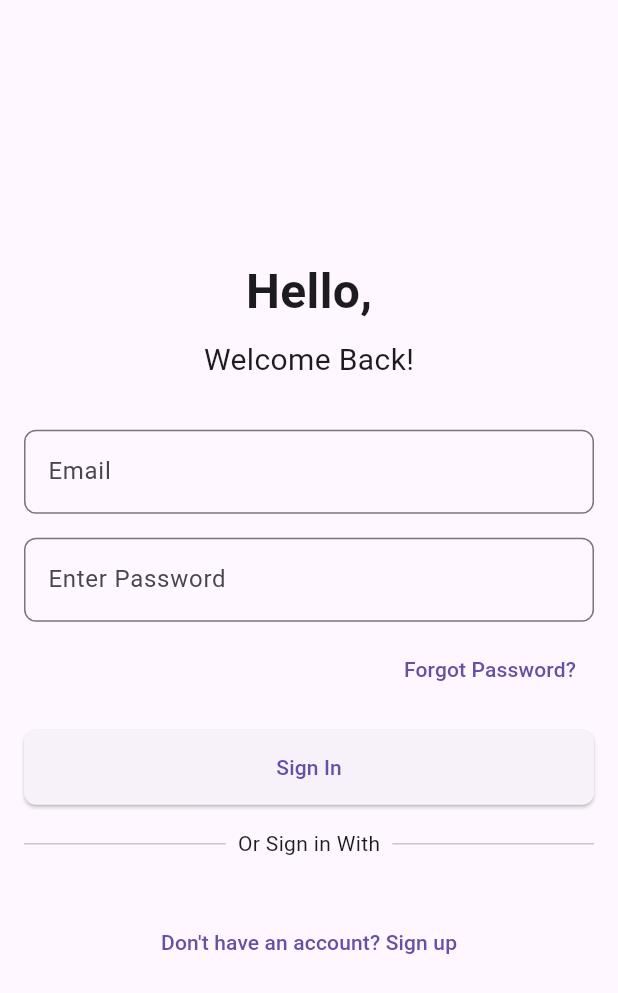
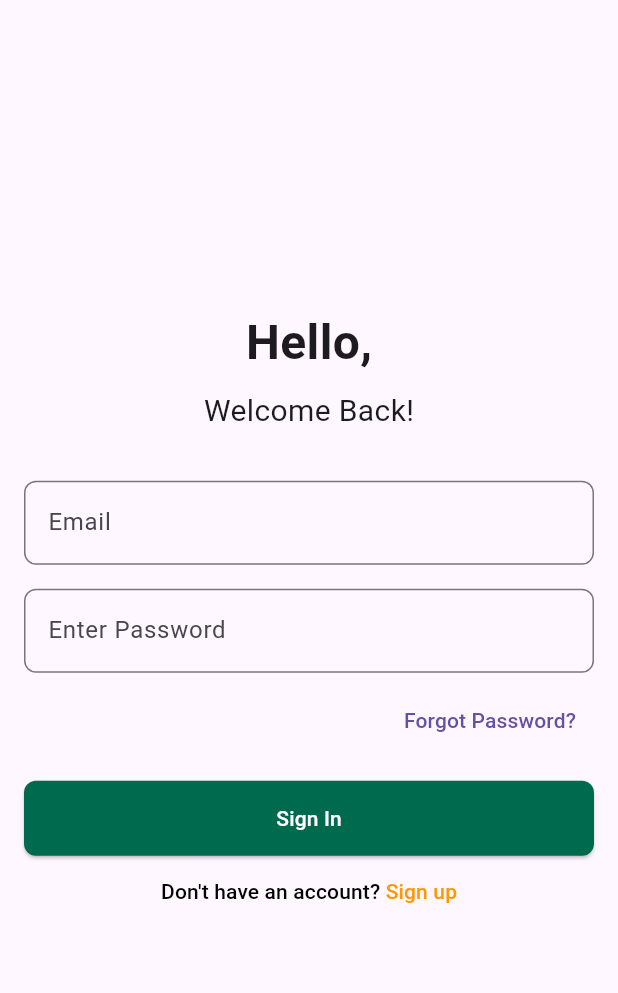
Before and after one commit to dreeew05/sheff_andrew, a Flutter app: the screen it shows after launch, on a phone screen of 412 x 824 dp. Shown: the top 993 px of the screen. Run offline on Flutter 3.47's test engine with Material 3 defaults, Android fonts, the phone set to English and light mode, and no system bars; our stand-ins replace carousel_slider, cloud_firestore, firebase_auth, firebase_core, firebase_storage, google_fonts and 1 more; accounts and stored records are empty.

Commit message:
Improve ui of Sign In and Sign Up

```diff
--- a/lib/screens/signup/signin_page.dart
+++ b/lib/screens/signup/signin_page.dart
@@ -77,52 +77,31 @@ class SignInPage extends StatelessWidget {
                   onPressed: () => _signIn(context),
                   style: ElevatedButton.styleFrom(
                     minimumSize: Size(double.infinity, 50),
+                    backgroundColor: Color(0xff006A4E),
                     shape: RoundedRectangleBorder(
                       borderRadius: BorderRadius.circular(8.0),
                     ),
                   ),
-                  child: Text('Sign In'),
+                  child: Text('Sign In', style: TextStyle(color: Colors.white)),
                 ),
-                SizedBox(height: 16),
-                Row(
-                  children: <Widget>[
-                    Expanded(child: Divider()),
-                    Padding(
-                      padding: const EdgeInsets.symmetric(horizontal: 8.0),
-                      child: Text('Or Sign in With'),
-                    ),
-                    Expanded(child: Divider()),
-                  ],
-                ),
-                SizedBox(height: 16),
-                // Row(
-                //   mainAxisAlignment: MainAxisAlignment.center,
-                //   children: <Widget>[
-                //     IconButton(
-                //       icon: Image.asset(
-                //           'assets/google_icon.png'), // Add Google icon to your assets
-                //       iconSize: 40,
-                //       onPressed: () {
-                //         // Handle Google sign in
-                //       },
-                //     ),
-                //     SizedBox(width: 32),
-                //     IconButton(
-                //       icon: Image.asset('assets/facebook_icon.png'),
-                //       iconSize: 40,
-                //       onPressed: () {
-                //         // Handle Facebook sign in
-                //       },
-                //     ),
-                //   ],
-                // ),
-                SizedBox(height: 16),
                 TextButton(
-                  onPressed: () {
-                    Navigator.pushNamed(context, '/signup');
-                  },
-                  child: Text("Don't have an account? Sign up"),
-                ),
+                    onPressed: () {
+                      Navigator.pushNamed(context, '/signup');
+                    },
+                    child: Text.rich(
+                      TextSpan(
+                        text: "Don't have an account? ",
+                        style: TextStyle(color: Colors.black),
+                        children: [
+                          TextSpan(
+                            text: 'Sign up',
+                            style: TextStyle(
+                              color: Colors.orange,
+                            ),
+                          ),
+                        ],
+                      ),
+                    )),
               ],
             ),
           ),
```
Also changed, not shown: lib/screens/signup/signup_page.dart (+18 -30 lines).
